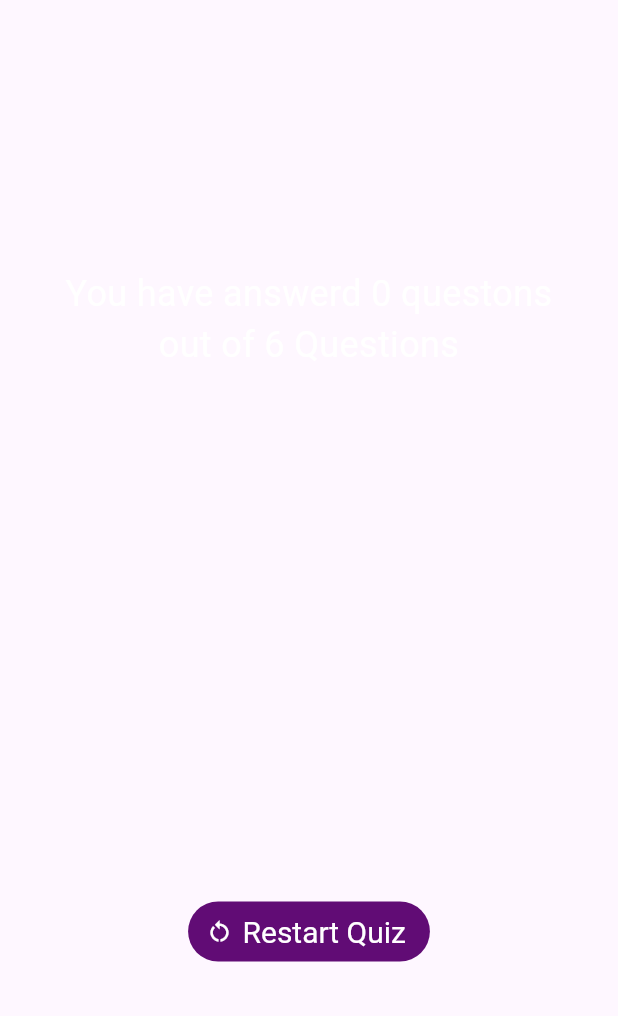
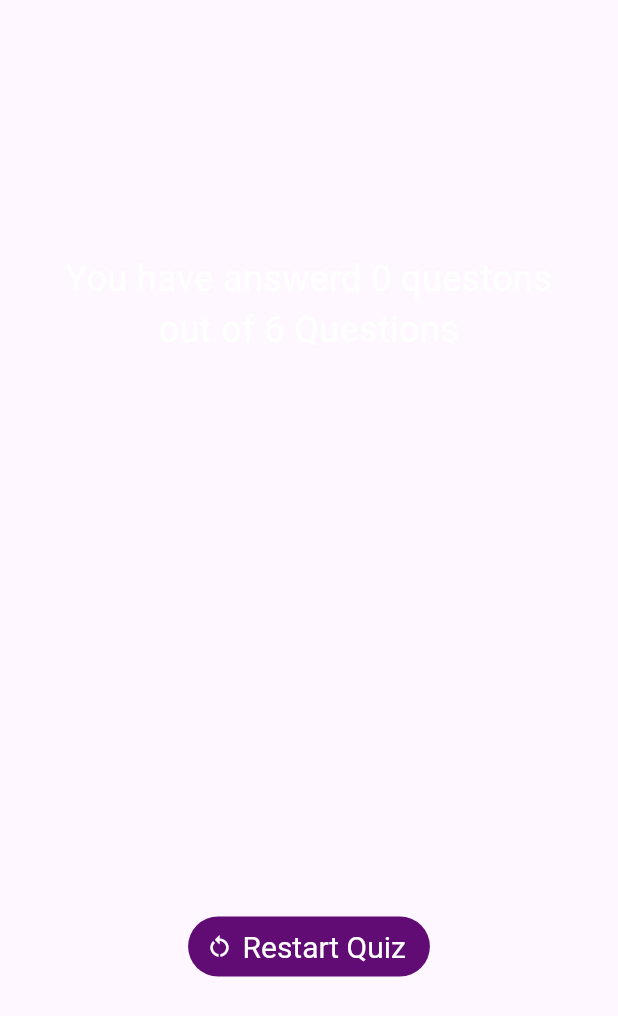
Before and after one commit to da-wit/Flutter-practice, a Flutter app: the Result widget shown alone on an empty page, opened directly with empty values, on a phone screen of 412 x 824 dp. Shown: the top 1016 px of the screen. Run offline on Flutter 3.47's test engine with Material 3 defaults, Android fonts, the phone set to English and light mode, and no system bars; our stand-ins replace google_fonts.

Commit message:
flutter Quiz app finished

```diff
--- a/quiz_app/lib/result.dart
+++ b/quiz_app/lib/result.dart
@@ -47,7 +47,7 @@ class Result extends StatelessWidget {
               style: const TextStyle(fontSize: 24, color: Colors.white),
             ),
             const SizedBox(
-              height: 0,
+              height: 20,
             ),
             QuestionSummary(summary: summaryData),
             // const Column(
```
